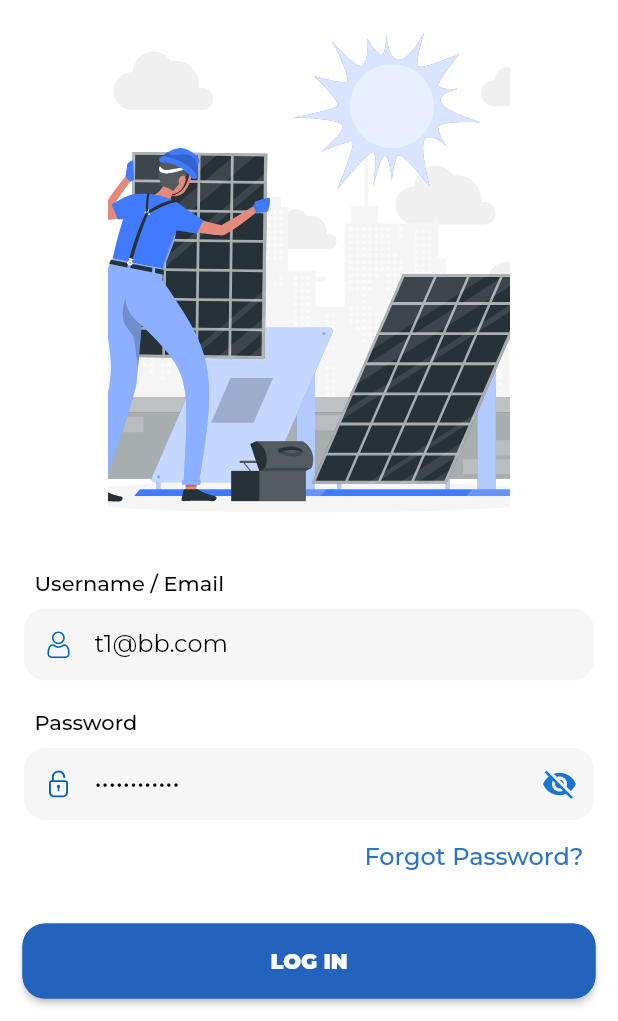
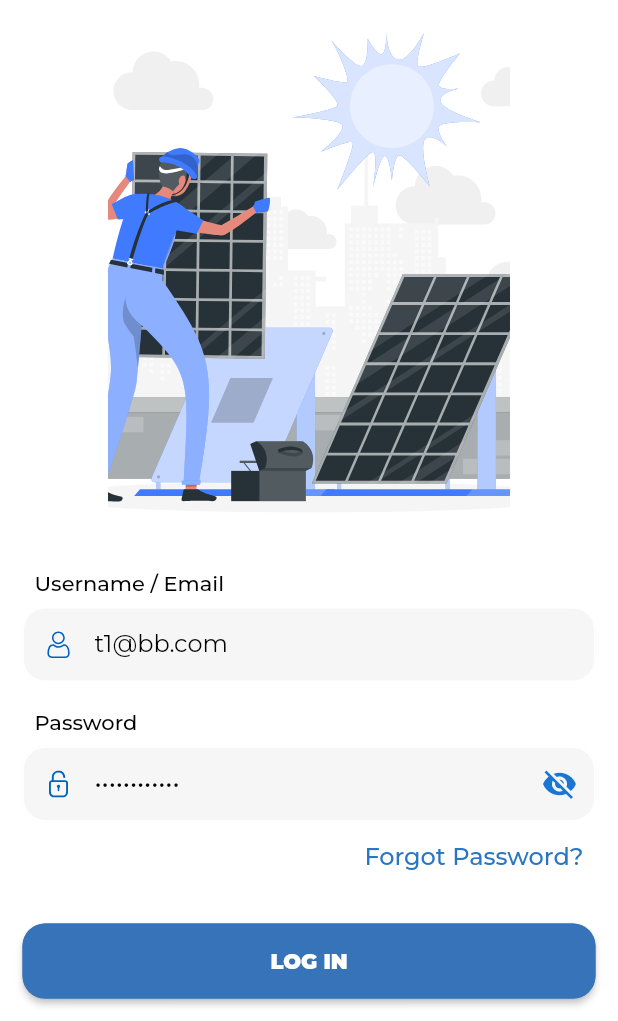
Before and after one commit to Muhib370621/TimeTracker, a Flutter app: the screen it shows after launch, on a phone screen of 412 x 824 dp, the part 215-1236 px from its top. Run offline on Flutter 3.47's test engine with Material 2 defaults, Android fonts, the phone set to English and light mode, and no system bars; our stand-ins replace connectivity_plus, device_preview, dio, dotted_border, easy_localization, flutter_svg and 15 more; missing offline and left inert: android_intent_plus, flutter_vibrate; accounts and stored records are empty; generated files the repository leaves out were written again; project files that could hold a hidden picture were left out.

```diff
--- a/lib/app_loader.dart
+++ b/lib/app_loader.dart
@@ -38,40 +38,51 @@ class _AppLoaderState extends State<AppLoader> {
           if ((snapshot.data?[0] ?? true) == false) {
             return const LoginScreen();
           } else {
-              return  CustomBottomNavigationBar();
+            return CustomBottomNavigationBar();
           }
         } else {
           return Scaffold(
             backgroundColor: AppColors.background,
             body: Container(
-                margin: const EdgeInsets.symmetric(horizontal: 50.0,vertical: 100),
+              margin:
+                  const EdgeInsets.symmetric(horizontal: 50.0, vertical: 100),
               child: Align(
                 alignment: Alignment.center,
                 child: Column(
                   children: [
-                      SvgPicture.asset(
-                          AppAssets.appLogo,
-                          semanticsLabel: 'Acme Logo',
-                        fit: BoxFit.cover,width: 200,
+                    Image.asset(
+                      AppAssets.bluLogoWhite,
+                      // semanticsLabel: 'Acme Logo',
+                      fit: BoxFit.cover, width: 200,
                     ),
                     // Image.asset(AppAssets.appLogo,fit: BoxFit.cover,width: 200,),
                     const Spacer(),
                     Column(
                       children: [
-                          Text.rich( TextSpan(
-                                text: "bluTime",
-                                style: AppTextStyles.bold.copyWith(fontSize: 35),
-                          ),),
-                          const SizedBox(height: 10,),
-                          const Text("Because Your Time is Valuable",style: AppTextStyles.normal,),
+                        Image.asset(
+                          AppAssets.bluSplashText,
+                          width: 120,
+                        ),
+                        // Text.rich( TextSpan(
+                        //       text: "bluTime",
+                        //       style: AppTextStyles.bold.copyWith(fontSize: 35),
+                        // ),),
+                        const SizedBox(
+                          height: 10,
+                        ),
+                        const Text(
+                          "Because Your Time is Valuable",
+                          style: AppTextStyles.normal,
+                        ),
                       ],
-                      )
+                    ),
                   ],
                 ),
               ),
             ),
           );
         }
-        });
+      },
+    );
   }
 }
--- a/lib/constants/app_assets.dart
+++ b/lib/constants/app_assets.dart
@@ -22,9 +22,8 @@ class AppAssets {
   static const changePassword = "$_imagesPath/change_password.png";
   static const add = "$_imagesPath/add_icon.png";
   static const addImage = "$_imagesPath/add_image.png";
-
-
-
+  static const bluLogoWhite = "$_imagesPath/BluBanyanlogowhite.png";
+  static const bluSplashText = "$_imagesPath/bluTimeLogoWhite.png";
 
   static const appLogo = "$_svgsPath/app_logo.svg";
   static const back = "$_svgsPath/back.svg";
@@ -44,6 +43,7 @@ class AppAssets {
   static const pauseTimer = "$_svgsPath/pauseTimer.svg";
   static const finishWorkIcon = "$_svgsPath/finishWork.svg";
   static const thumbsUpIcon = "$_svgsPath/thumbsUp.svg";
+  static const trackingStarted = "$_svgsPath/trackingStarted.svg";
 
 
 
--- a/lib/constants/app_colors.dart
+++ b/lib/constants/app_colors.dart
@@ -4,9 +4,11 @@ class AppColors {
   AppColors();
   static const Color gradientTop = Color(0xFF413A70);
   static const Color gradientBottom = Color(0xFF18171D);
-  static const Color buttonBlue = Color(0xFF2362BD);
-  static const Color background = Color(0xFF0B2E4A);
-  static const Color bottomBar = Color(0xFF002D4B);
+  static const Color buttonBlue = Color(0xFF3773B9);
+  // static const Color lBlue = Color(0xFF3773B9);
+
+  static const Color background = Color(0xFF263D69);
+  static const Color bottomBar = Color(0xFF263D69);
   static const Color textFieldBackground = Color(0xFFF6F6F6);
   static const Color hintTextColor = Color(0xFF626262);
   static const Color timerColor = Color(0xFF8F8F8F);
@@ -14,7 +16,7 @@ class AppColors {
   static const Color gradientUpperBottom = Color(0xFF6C5DD3);
   static const Color listBackground = Color(0XFFEFEEF2);
   static const Color textButton = Color(0XFF2A76C5);
-  static const Color orange = Color(0XFFEC6315);
+  static const Color orange = Color(0XFFE96C28);
   static const Color cellBackground = Color(0XFFFCFCFC);
   static const Color blueLightBackground = Color(0XFF225FB7);
   static const Color redAlert = Colors.red;
--- a/lib/models/project.dart
+++ b/lib/models/project.dart
@@ -1,5 +1,3 @@
-import 'dart:io';
-
 import 'package:blu_time/utilities/apis/decodable.dart';
 import 'package:intl/intl.dart';
 
--- a/lib/screens/startingscreen/components/breakTimer.dart
+++ b/lib/screens/startingscreen/components/breakTimer.dart
@@ -2,7 +2,6 @@ import 'package:blu_time/constants/app_colors.dart';
 import 'package:blu_time/controllers/startingScreenController.dart';
 import 'package:flutter/material.dart';
 import 'package:get/get.dart';
-import 'package:responsive_sizer/responsive_sizer.dart';
 
 class BreakTimer extends StatelessWidget {
   String twoDigits(int n) => n.toString().padLeft(2, '0');
@@ -74,7 +73,9 @@ class BreakTimer extends StatelessWidget {
     //       SizedBox(
     //         height: 0.007 * size.height,
     //       ),
-          Padding(
+          Visibility(
+            visible: controller.breakRunning.value==true,
+            child: Padding(
               padding: const EdgeInsets.only(
                   left: 3.0, right: 3.0),
               child:
@@ -177,6 +178,7 @@ class BreakTimer extends StatelessWidget {
                   // ),
                 // ],
               ),
+          ),
           // ),
     //       SizedBox(
     //         height: 0.01 * size.height,
--- a/lib/screens/startingscreen/components/header.dart
+++ b/lib/screens/startingscreen/components/header.dart
@@ -3,6 +3,7 @@ import 'package:flutter/material.dart';
 import 'package:get/get.dart';
 import 'package:intl/intl.dart';
 import 'package:responsive_sizer/responsive_sizer.dart';
+
 import '../../../constants/app_colors.dart';
 
 class StartHeader extends StatelessWidget {
--- a/lib/view_models/onboarding_view_model.dart
+++ b/lib/view_models/onboarding_view_model.dart
@@ -5,7 +5,6 @@ import 'package:blu_time/constants/app_urls.dart';
 import 'package:blu_time/helpers/locator.dart';
 import 'package:blu_time/models/roles_response.dart';
 import 'package:blu_time/models/token_info.dart';
-import 'package:blu_time/models/user_detail.dart';
 import 'package:blu_time/models/user_profile.dart';
 import 'package:blu_time/stores/store_services.dart';
 import 'package:blu_time/utilities/apis/api_response.dart';
--- a/pubspec.yaml
+++ b/pubspec.yaml
@@ -66,7 +66,9 @@ dependencies:
   build_runner: ^2.3.3
   flutter_time_picker_spinner: ^2.0.0
   webview_flutter: ^4.0.2
-  flutter_beep: ^1.0.0
+  flutter_vibrate: ^1.3.0
+  lottie: ^2.2.0
+#  flutter_beep: ^1.0.0
 #  flutter_background_service: ^2.4.6
   # The following adds the Cupertino Icons font to your application.
   # Use with the CupertinoIcons class for iOS style icons.
@@ -98,6 +100,7 @@ flutter:
     - assets/svgs/
     - assets/json/
     - assets/translations/
+    - assets/animatedIcons/
 
   # An image asset can refer to one or more resolution-specific "variants", see
   # https://flutter.dev/assets-and-images/#resolution-aware
```
Also changed, not shown: assets/animatedIcons/trackingStarted.json (added, +1 -0 lines), lib/controllers/startingScreenController.dart (+8 -2 lines), lib/screens/startingscreen/acitvity.dart (+41 -25 lines), lib/screens/startingscreen/components/timerButton.dart (+9 -17 lines), lib/screens/startingscreen/starting_screen.dart (+1 -6 lines), lib/shared/Prompts.dart (+61 -0 lines), assets/images/BluBanyanlogowhite.png (added), assets/images/bluTimeLogoWhite.png (added), assets/svgs/trackingStarted.svg (added), pubspec.lock, 2 other files. Lines whose indentation alone changed are shown as unchanged.
